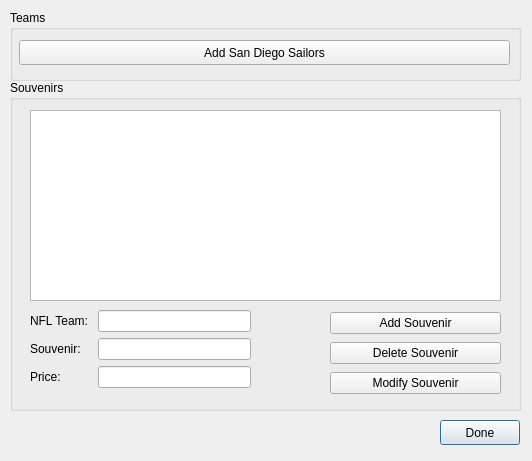
First picture: the form in modifysouvenirs.ui, repository OneEcho/NFL-Football-Project, before the edit.
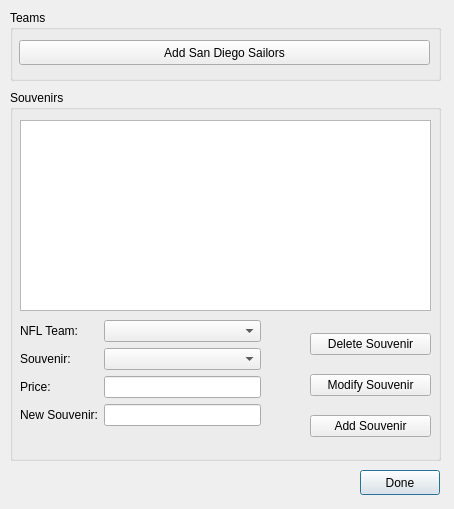
Second picture: the form after the edit.

Commit message: Changed souvenir window and added logos

```diff
--- a/modifysouvenirs.ui
+++ b/modifysouvenirs.ui
@@ -6,8 +6,8 @@
    <rect>
     <x>0</x>
     <y>0</y>
-    <width>532</width>
-    <height>461</height>
+    <width>454</width>
+    <height>509</height>
    </rect>
   </property>
   <property name="windowTitle">
@@ -16,8 +16,8 @@
   <widget class="QPushButton" name="doneButton">
    <property name="geometry">
     <rect>
-     <x>440</x>
-     <y>420</y>
+     <x>360</x>
+     <y>470</y>
      <width>80</width>
      <height>25</height>
     </rect>
@@ -30,9 +30,9 @@
    <property name="geometry">
     <rect>
      <x>10</x>
-     <y>80</y>
-     <width>511</width>
-     <height>331</height>
+     <y>90</y>
+     <width>431</width>
+     <height>371</height>
     </rect>
    </property>
    <property name="title">
@@ -41,9 +41,9 @@
    <widget class="QTableView" name="souvenirView">
     <property name="geometry">
      <rect>
-      <x>20</x>
+      <x>10</x>
       <y>30</y>
-      <width>471</width>
+      <width>411</width>
       <height>191</height>
      </rect>
     </property>
@@ -54,10 +54,10 @@
    <widget class="QWidget" name="formLayoutWidget">
     <property name="geometry">
      <rect>
-      <x>20</x>
+      <x>10</x>
       <y>230</y>
-      <width>221</width>
-      <height>91</height>
+      <width>241</width>
+      <height>120</height>
      </rect>
     </property>
     <layout class="QFormLayout" name="formLayout">
@@ -68,9 +68,6 @@
        </property>
       </widget>
      </item>
-     <item row="1" column="1">
-      <widget class="QLineEdit" name="souvenirLineEdit"/>
-     </item>
      <item row="0" column="0">
       <widget class="QLabel" name="nflTeamLabel">
        <property name="text">
@@ -78,9 +75,6 @@
        </property>
       </widget>
      </item>
-     <item row="0" column="1">
-      <widget class="QLineEdit" name="nflTeamLineEdit"/>
-     </item>
      <item row="2" column="0">
       <widget class="QLabel" name="priceLabel">
        <property name="text">
@@ -91,25 +85,34 @@
      <item row="2" column="1">
       <widget class="QLineEdit" name="priceLineEdit"/>
      </item>
+     <item row="0" column="1">
+      <widget class="QComboBox" name="teamComboBox"/>
+     </item>
+     <item row="1" column="1">
+      <widget class="QComboBox" name="souvenirComboBox"/>
+     </item>
+     <item row="3" column="0">
+      <widget class="QLabel" name="newSouvenirLabel">
+       <property name="text">
+        <string>New Souvenir:</string>
+       </property>
+      </widget>
+     </item>
+     <item row="3" column="1">
+      <widget class="QLineEdit" name="newSouvenirLineEdit"/>
+     </item>
     </layout>
    </widget>
-   <widget class="QWidget" name="">
+   <widget class="QWidget" name="layoutWidget">
     <property name="geometry">
      <rect>
-      <x>320</x>
+      <x>300</x>
       <y>230</y>
-      <width>171</width>
-      <height>89</height>
+      <width>121</width>
+      <height>131</height>
      </rect>
     </property>
     <layout class="QVBoxLayout" name="verticalLayout">
-     <item>
-      <widget class="QPushButton" name="addSouvenir">
-       <property name="text">
-        <string>Add Souvenir</string>
-       </property>
-      </widget>
-     </item>
      <item>
       <widget class="QPushButton" name="deleteSouvenir">
        <property name="text">
@@ -124,6 +127,13 @@
        </property>
       </widget>
      </item>
+     <item>
+      <widget class="QPushButton" name="addSouvenir">
+       <property name="text">
+        <string>Add Souvenir</string>
+       </property>
+      </widget>
+     </item>
     </layout>
    </widget>
   </widget>
@@ -132,7 +142,7 @@
     <rect>
      <x>10</x>
      <y>10</y>
-     <width>511</width>
+     <width>431</width>
      <height>71</height>
     </rect>
    </property>
@@ -144,7 +154,7 @@
      <rect>
       <x>9</x>
       <y>30</y>
-      <width>491</width>
+      <width>411</width>
       <height>25</height>
      </rect>
     </property>
```
The commit also changes 38 other files.
